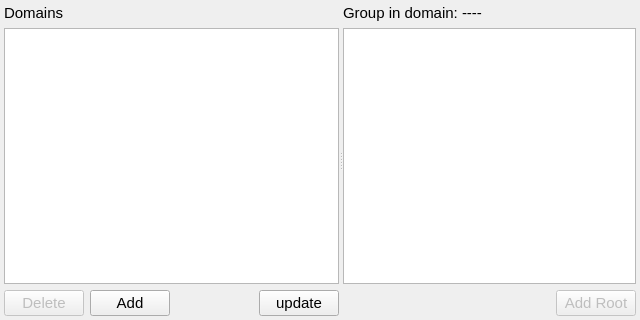
The window that ccs/tree_group/TreeGroupManager.ui (bisegni/chaosframework) describes before a commit, drawn with Qt 5.
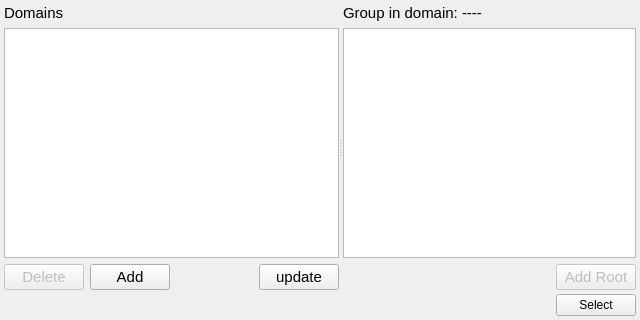
The same window after the commit.

```diff
--- a/ccs/tree_group/TreeGroupManager.ui
+++ b/ccs/tree_group/TreeGroupManager.ui
@@ -235,6 +235,33 @@
      </widget>
     </widget>
    </item>
+   <item>
+    <layout class="QHBoxLayout" name="horizontalLayoutSelection">
+     <property name="spacing">
+      <number>4</number>
+     </property>
+     <item>
+      <spacer name="horizontalSpacer_3">
+       <property name="orientation">
+        <enum>Qt::Horizontal</enum>
+       </property>
+       <property name="sizeHint" stdset="0">
+        <size>
+         <width>40</width>
+         <height>20</height>
+        </size>
+       </property>
+      </spacer>
+     </item>
+     <item>
+      <widget class="QPushButton" name="pushButtonAcceptSelection">
+       <property name="text">
+        <string>Select</string>
+       </property>
+      </widget>
+     </item>
+    </layout>
+   </item>
   </layout>
  </widget>
  <resources/>
```
Left out of the diff: 5 changed lines with no effect on the pictures.
